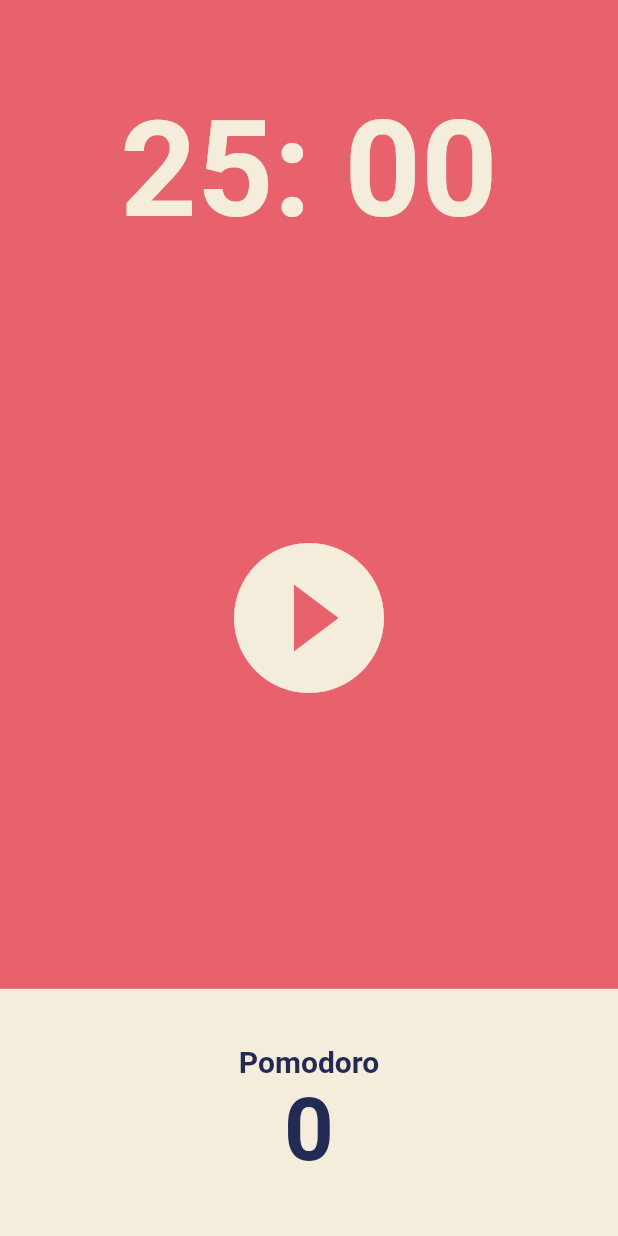
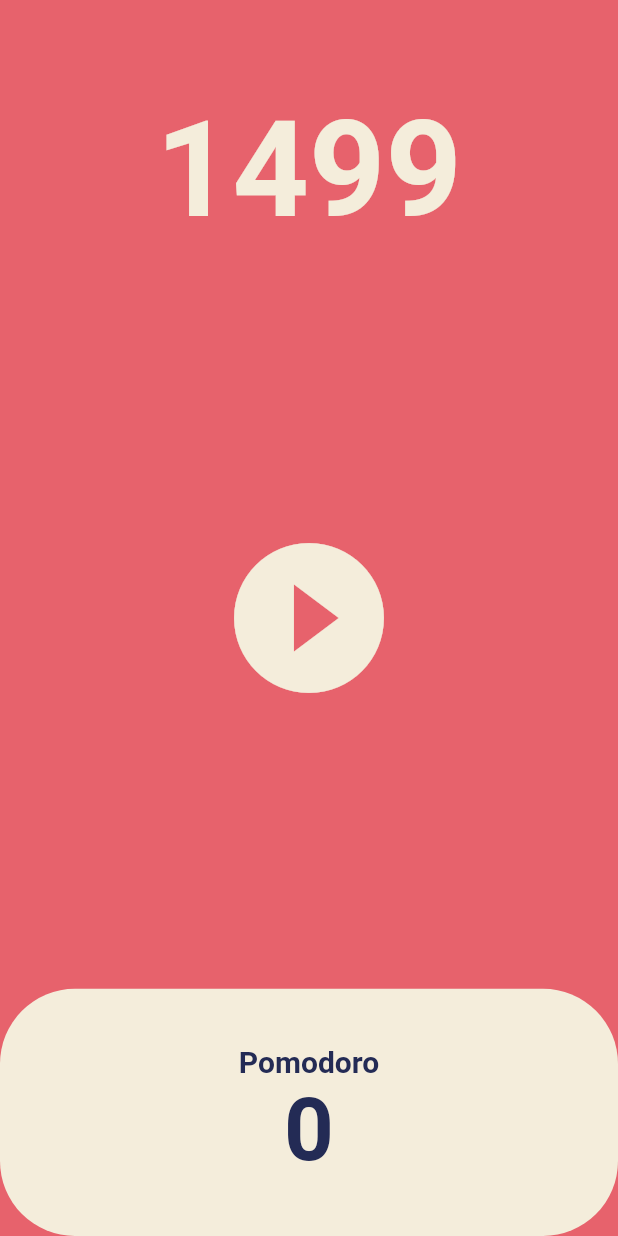
Before and after one commit to bladnoch/Timer_App, a Flutter app: the screen it shows after launch, after a tap on the "play circle filled" icon, on a phone screen of 412 x 824 dp. Run offline on Flutter 3.47's test engine with Material 2 defaults, Android fonts, the phone set to English and light mode, and no system bars.

Commit message:
add methods for number, and icon

```diff
--- a/lib/screen/home_screen.dart
+++ b/lib/screen/home_screen.dart
@@ -1,3 +1,5 @@
+import 'dart:async';
+
 import 'package:flutter/cupertino.dart';
 import 'package:flutter/material.dart';
 
@@ -9,6 +11,22 @@ class HomeScreen extends StatefulWidget {
 }
 
 class _HomeScreenState extends State<HomeScreen> {
+  int totalSeconds=1500;
+  late Timer timer;
+
+  void onTick(Timer timer){
+    setState(() {
+      totalSeconds-=1;
+    });
+  }
+
+  void onStartPressed(){
+    timer=Timer.periodic(
+      Duration(seconds: 1),
+      onTick,
+    );
+  }
+
   @override
   Widget build(BuildContext context) {
     return Scaffold(
@@ -19,7 +37,7 @@ class _HomeScreenState extends State<HomeScreen> {
             flex: 1,
             child: Container(
               alignment: Alignment.bottomCenter,
-              child: Text("25: 00",
+              child: Text("$totalSeconds",
                 style: TextStyle(color: Theme.of(context).cardColor,
                 fontSize: 89,
                   fontWeight: FontWeight.w600,
@@ -33,7 +51,7 @@ class _HomeScreenState extends State<HomeScreen> {
               child: IconButton(
                 iconSize: 120,
                 color: Theme.of(context).cardColor,
-                onPressed: (){},
+                onPressed: onStartPressed,
                 icon: Icon(Icons.play_circle_fill_outlined),
               ),
             )
@@ -44,7 +62,9 @@ class _HomeScreenState extends State<HomeScreen> {
               children: [
                 Expanded(
                   child: Container(
-                    decoration: BoxDecoration(color: Theme.of(context).cardColor),
+                    decoration: BoxDecoration(color: Theme.of(context).cardColor,
+                    borderRadius: BorderRadius.circular(50),
+                    ),
                     child: Column(
                       mainAxisAlignment: MainAxisAlignment.center,
                       children: [
```
